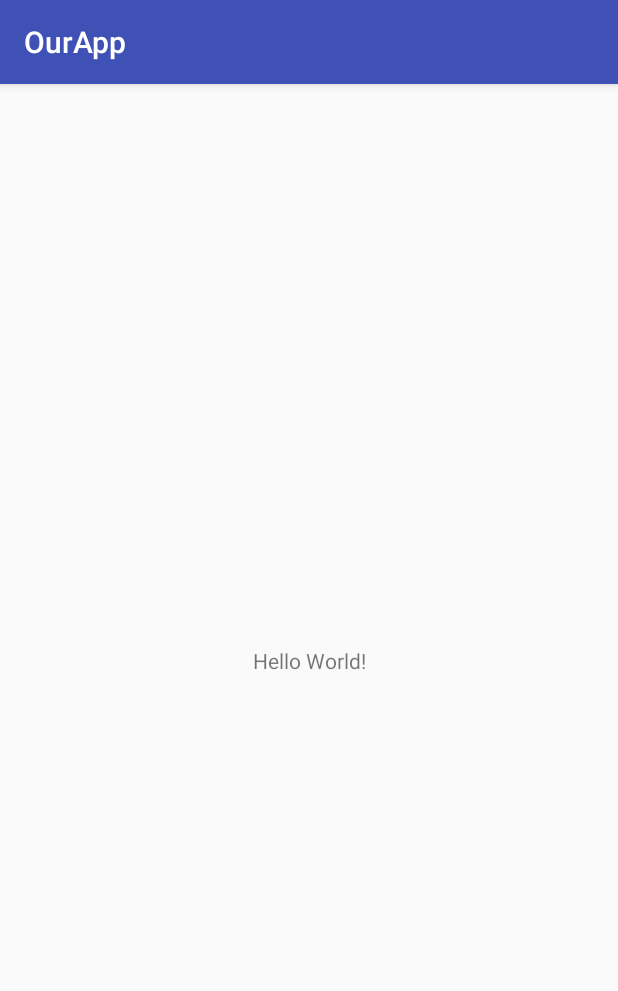
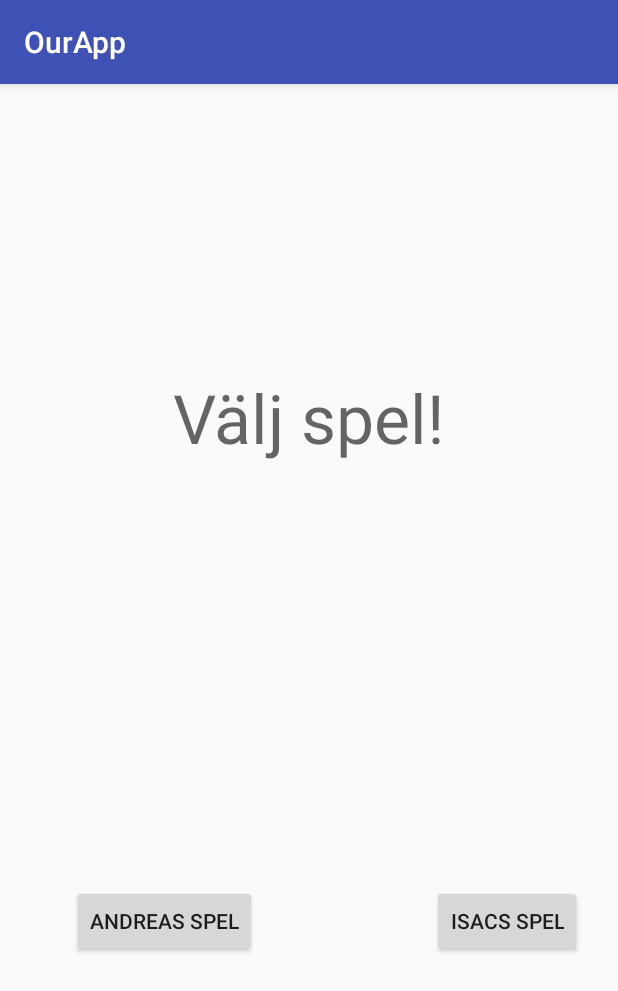
Before and after one commit to heeenkie/Grupp6, an Android app: the screen it shows after launch (MainActivity), on a phone screen of 412 x 824 dp. Shown: the top 991 px of the screen. Run offline under Robolectric (Android 15) with nearby library versions, the phone set to English and light mode, and no system bars.

Commit message:
first commit

```diff
--- a/Desktop/AndroidStudioProjects/OurApp/app/src/main/res/layout/activity_main.xml
+++ b/Desktop/AndroidStudioProjects/OurApp/app/src/main/res/layout/activity_main.xml
@@ -7,12 +7,37 @@
     tools:context="com.example.andreashenriksson.ourapp.MainActivity">
 
     <TextView
+        android:id="@+id/textView"
         android:layout_width="wrap_content"
         android:layout_height="wrap_content"
-        android:text="Hello World!"
+        android:text="Välj spel!"
+        android:textAppearance="@style/TextAppearance.AppCompat.Display2"
         app:layout_constraintBottom_toBottomOf="parent"
+        app:layout_constraintHorizontal_bias="0.502"
         app:layout_constraintLeft_toLeftOf="parent"
         app:layout_constraintRight_toRightOf="parent"
-        app:layout_constraintTop_toTopOf="parent" />
+        app:layout_constraintTop_toTopOf="parent"
+        app:layout_constraintVertical_bias="0.271" />
+
+    <Button
+        android:id="@+id/b_andreas"
+        android:layout_width="wrap_content"
+        android:layout_height="wrap_content"
+        android:layout_marginStart="48dp"
+        android:text="Andreas Spel"
+        app:layout_constraintBaseline_toBaselineOf="@+id/b_isac"
+        app:layout_constraintEnd_toStartOf="@+id/button2"
+        app:layout_constraintStart_toStartOf="parent" />
+
+    <Button
+        android:id="@+id/b_isac"
+        android:layout_width="wrap_content"
+        android:layout_height="wrap_content"
+        android:layout_marginBottom="186dp"
+        android:layout_marginEnd="24dp"
+        android:text="Isacs Spel"
+        app:layout_constraintBottom_toBottomOf="parent"
+        app:layout_constraintEnd_toEndOf="parent"
+        app:layout_constraintStart_toEndOf="@+id/button" />
 
 </android.support.constraint.ConstraintLayout>
```
